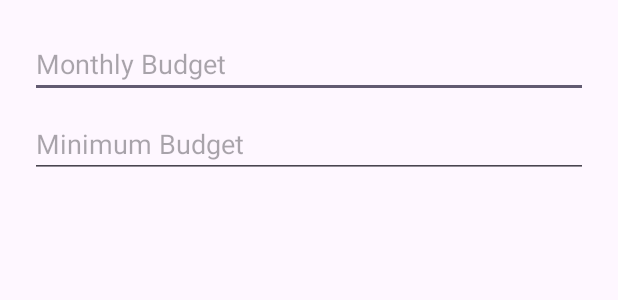
After one commit to ST10375622/AuroraApp, an Android app built with Jetpack Compose: the layout dialog_set_budget.xml on its own in the app's theme, with its tools: preview values and no code run, on a phone screen of 412 x 824 dp. The commit adds this screen. Shown: the top 300 px of the screen. Run offline under Robolectric (Android 15) with nearby library versions, the phone set to English and light mode, and no system bars.

Commit message:
changes made to budget

```diff
--- a/app/src/main/java/com/fake/auroraapp/Budget.kt
+++ b/app/src/main/java/com/fake/auroraapp/Budget.kt
@@ -7,5 +7,6 @@ import androidx.room.PrimaryKey
 data class Budget(
     @PrimaryKey val userId: Int,
     val monthlyBudget: Double,
-    val amountLeft: Double
+    val amountLeft: Double,
+    val minimumBudget: Double
 )
--- a/app/src/main/java/com/fake/auroraapp/BudgetDao.kt
+++ b/app/src/main/java/com/fake/auroraapp/BudgetDao.kt
@@ -14,4 +14,7 @@ interface BudgetDao {
 
     @Query("SELECT * FROM Budget WHERE UserId = :userId")
     fun getBudget(userId: Int): LiveData<Budget>
+
+    @Query("SELECT * FROM Budget WHERE userId = :userId")
+    suspend fun getBudgetValue(userId: Int): Budget?
 }
--- a/app/src/main/java/com/fake/auroraapp/BudgetRepository.kt
+++ b/app/src/main/java/com/fake/auroraapp/BudgetRepository.kt
@@ -13,6 +13,9 @@ class BudgetRepository (
 
     fun getBudget(userId: Int): LiveData<Budget> = budgetDao.getBudget(userId)
     suspend fun insertOrUpdateBudget(budget: Budget) = budgetDao.insertOrUpdateBudget(budget)
+    suspend fun getTotalExpense(userId: Int): Double{
+        return expenseDao.getTotalExpenses(userId) ?: 0.0
+    }
 
     suspend fun insertCategory(category: Category): Long = categoryDao.insertCategory(category)
     fun getCategories(userId: Int): LiveData<List<Category>> = categoryDao.getCategoriesByUser(userId)
@@ -22,5 +25,6 @@ class BudgetRepository (
     fun getExpenseByCategory(categoryId: Int): LiveData<List<Expense>> = expenseDao.getExpenseByCategory(categoryId)
     fun getAllExpenses(): LiveData<List<Expense>> = expenseDao.getAllExpense()
     suspend fun deleteExpense(expense: Expense) = expenseDao.deleteExpense(expense)
+    suspend fun getBudgetValue(userId: Int): Budget? = budgetDao.getBudgetValue(userId)
 
 }
--- a/app/src/main/java/com/fake/auroraapp/CategoryAdapter.kt
+++ b/app/src/main/java/com/fake/auroraapp/CategoryAdapter.kt
@@ -27,7 +27,8 @@ interface ExpenseImagePicker{
 class CategoryAdapter (
     private val viewModel: BudgetViewModel,
     private val context: Context,
-    private val imagePickerCallback : ExpenseImagePicker
+    private val imagePickerCallback : ExpenseImagePicker,
+    private val userId: Int
 ): ListAdapter<Category, CategoryAdapter.CategoryViewHolder>(DiffCallback()) {
 
     inner class CategoryViewHolder(val view: View) : RecyclerView.ViewHolder(view) {
@@ -88,6 +89,7 @@ class CategoryAdapter (
             .setView(dialogView)
             .setPositiveButton("Add") { _, _ ->
                 val expense = Expense(
+                    userId = userId,
                     categoryId = categoryId,
                     name = nameInput.text.toString(),
                     description = descInput.text.toString(),
--- a/app/src/main/java/com/fake/auroraapp/Expense.kt
+++ b/app/src/main/java/com/fake/auroraapp/Expense.kt
@@ -17,6 +17,7 @@ import androidx.room.PrimaryKey
 data class Expense(
     @PrimaryKey(autoGenerate = true) val id: Int = 0,
     val categoryId: Int,
+    val userId: Int,
     val name: String,
     val description: String,
     val amount: Double,
--- a/app/src/main/java/com/fake/auroraapp/ExpenseDao.kt
+++ b/app/src/main/java/com/fake/auroraapp/ExpenseDao.kt
@@ -18,6 +18,10 @@ interface ExpenseDao {
     @Query("SELECT * FROM Expense")
     fun getAllExpense(): LiveData<List<Expense>>
 
+    //return all the expenses for the user with this ID
+    @Query("SELECT SUM(amount) FROM Expense WHERE userId = :userId")
+    suspend fun getTotalExpenses(userId: Int): Double?
+
     @Delete
     suspend fun deleteExpense(expense: Expense)
 }
--- a/app/src/main/res/layout/activity_budget.xml
+++ b/app/src/main/res/layout/activity_budget.xml
@@ -38,7 +38,7 @@
     <com.github.mikephil.charting.charts.PieChart
         android:id="@+id/pieChartDaily"
         android:layout_width="match_parent"
-        android:layout_height="400dp"
+        android:layout_height="200dp"
         android:layout_marginTop="16dp"
         android:background="@color/Purple"/>
 
--- /dev/null
+++ b/app/src/main/res/layout/dialog_set_budget.xml
@@ -0,0 +1,22 @@
+<?xml version="1.0" encoding="utf-8"?>
+<LinearLayout xmlns:android="http://schemas.android.com/apk/res/android"
+    android:layout_width="match_parent"
+    android:layout_height="wrap_content"
+    android:orientation="vertical"
+    android:padding="20dp">
+
+    <EditText
+        android:id="@+id/editMonthlyBudget"
+        android:layout_width="match_parent"
+        android:layout_height="wrap_content"
+        android:hint="Monthly Budget"
+        android:inputType="numberDecimal"/>
+
+    <EditText
+        android:id="@+id/editMinimumBudget"
+        android:layout_width="match_parent"
+        android:layout_height="wrap_content"
+        android:hint="Minimum Budget"
+        android:inputType="numberDecimal"
+        android:layout_marginTop="8dp"/>
+</LinearLayout>
```
Also changed, not shown: app/src/main/java/com/fake/auroraapp/BudgetActivity.kt (+17 -9 lines), app/src/main/java/com/fake/auroraapp/BudgetViewModel.kt (+26 -1 lines).
